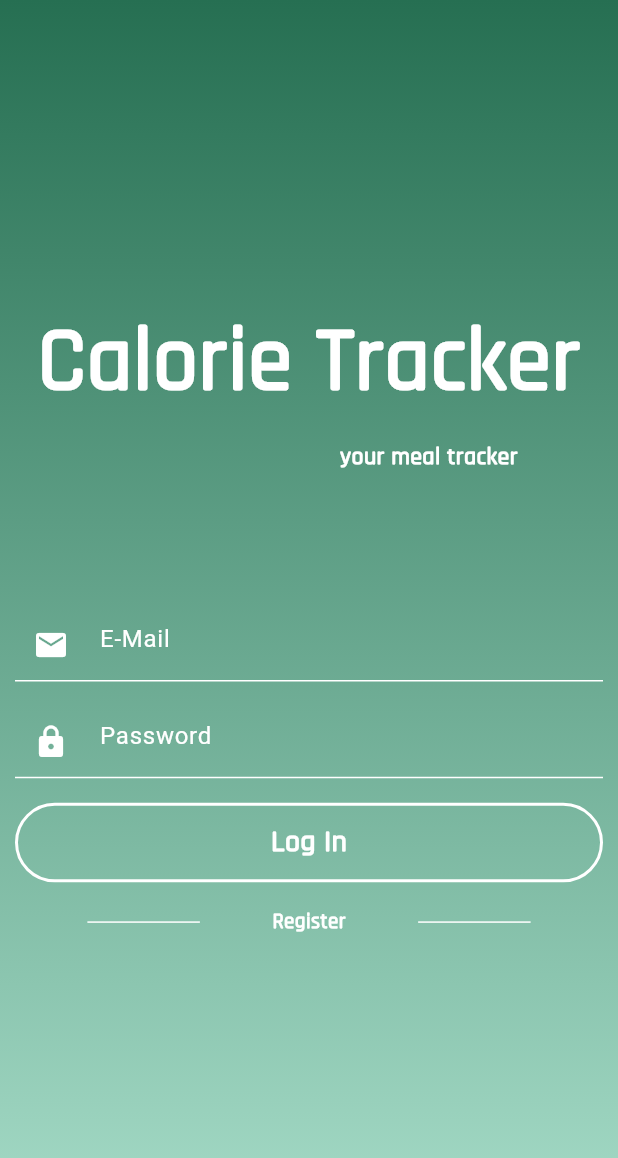
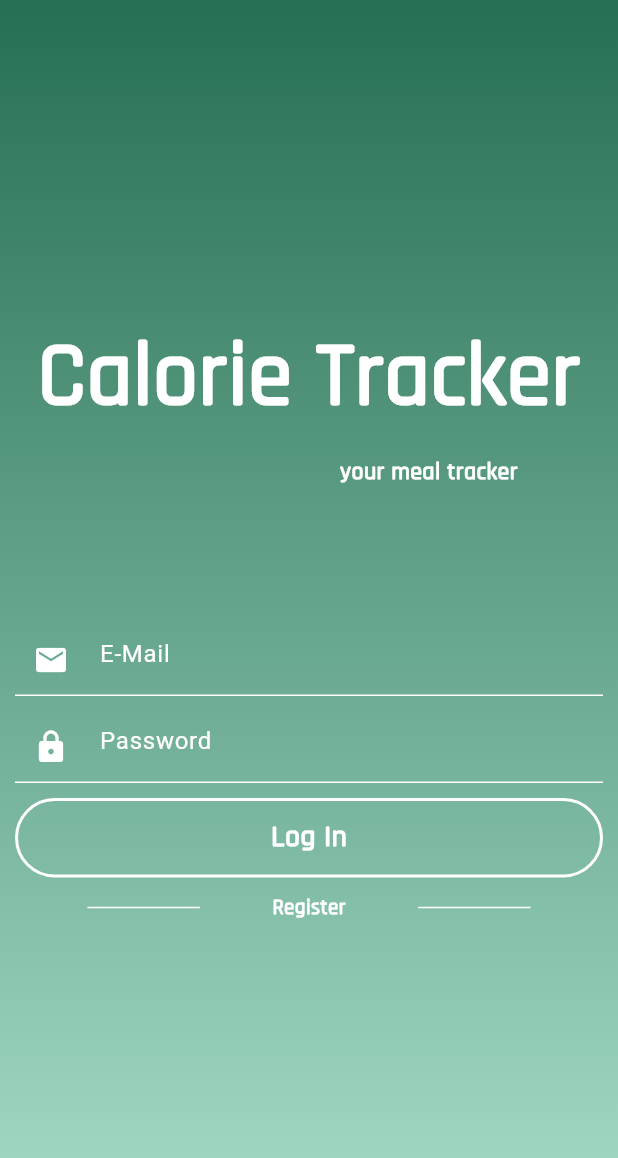
Before and after one commit to idiltkale/calorie_tracker_app, a Flutter app: the screen it shows after launch, on a phone screen of 412 x 824 dp. Shown: the top 1158 px of the screen. Run offline on Flutter 3.47's test engine with Material 3 defaults, Android fonts, the light colour scheme and no system bars; our stand-ins replace bloc, cloud_firestore, equatable, firebase_auth, firebase_core, flutter_bloc and 2 more; accounts and stored records are empty.

Commit message:
final version

```diff
--- a/lib/main.dart
+++ b/lib/main.dart
@@ -35,7 +35,11 @@ void main() async {
 
 void runPeriodicTask() async {
   var now = DateTime.now();
-  var targetTime = DateTime(now.year, now.month, now.day, 21, 54);
+  var targetTime = DateTime(now.year, now.month, now.day, 05, 00); //When resetting,
+  // we need to set the time and run the code. When we start the code again the next day,
+  // it doesn't reset except for total calories. I researched it, but I think this is not a problem with the code,
+  // since the app is not installed on the phone, it does not work for arrays in firestore when we turn off
+  // the computer. Otherwise, it works perfectly
 
   if (now.isAfter(targetTime)) {
     targetTime = targetTime.add(Duration(days: 1));
--- a/lib/screens/LoginScreen.dart
+++ b/lib/screens/LoginScreen.dart
@@ -6,9 +6,9 @@ import 'package:final_project/screens/FirstScreen.dart';
 import 'Register.dart';
 
 class LoginScreen extends StatefulWidget {
-  final String? selectedGender;
 
-  LoginScreen({Key? key, this.selectedGender}) : super(key: key);
+
+  LoginScreen({Key? key}) : super(key: key);
 
   @override
   _LoginScreenState createState() => _LoginScreenState();
@@ -28,9 +28,8 @@ class _LoginScreenState extends State<LoginScreen> {
 
   @override
   Widget build(BuildContext context) {
-    var size = MediaQuery.of(context).size;
+
     return Scaffold(
-      resizeToAvoidBottomInset: false,
       body: Center(
         child: Container(
           decoration: BoxDecoration(
@@ -91,7 +90,7 @@ class _LoginScreenState extends State<LoginScreen> {
                           borderSide: BorderSide(color: Colors.white)),
                     ),
                   ),
-                  SizedBox(height: size.height * 0.02),
+                  SizedBox(height: 10),
                   TextField(
                     controller: _passwordController,
                     style: TextStyle(color: Colors.white),
@@ -109,7 +108,7 @@ class _LoginScreenState extends State<LoginScreen> {
                           borderSide: BorderSide(color: Colors.white)),
                     ),
                   ),
-                  SizedBox(height: size.height * 0.02),
+                  SizedBox(height: 10),
                   InkWell(
                     onTap: () async {
                       String email = _emailController.text;
@@ -150,7 +149,7 @@ class _LoginScreenState extends State<LoginScreen> {
                       ),
                     ),
                   ),
-                  SizedBox(height: size.height * 0.02),
+                  SizedBox(height: 10),
                   InkWell(
                     onTap: () {
                       Navigator.push(context,
--- a/lib/screens/Register.dart
+++ b/lib/screens/Register.dart
@@ -65,7 +65,7 @@ class _RegisterPageState extends State<Register> {
                       cursorColor: Colors.white,
                       decoration: const InputDecoration(
                         prefixIcon: Icon(Icons.person, color: Colors.white),
-                        hintText: 'User ID',
+                        hintText: 'Name',
                         hintStyle: TextStyle(color: Colors.white),
                       ),
                     ),
@@ -222,7 +222,6 @@ class _RegisterPageState extends State<Register> {
     User? user = await _auth.signUpWithEmailAndPassword(email, password);
 
     if (user != null) {
-      print("user is successfully created");
 
       await _authService.saveUserData(
           username, email, age, weight, height, _selectedGender);
```
